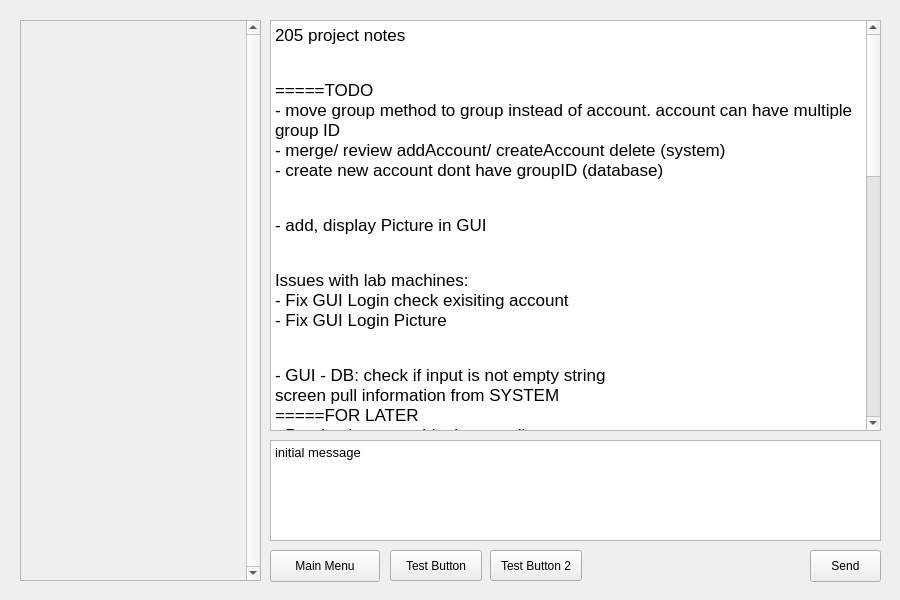
Old version of the form GUI/chatgui.ui in the repository thanhmvu/RocketRapport.
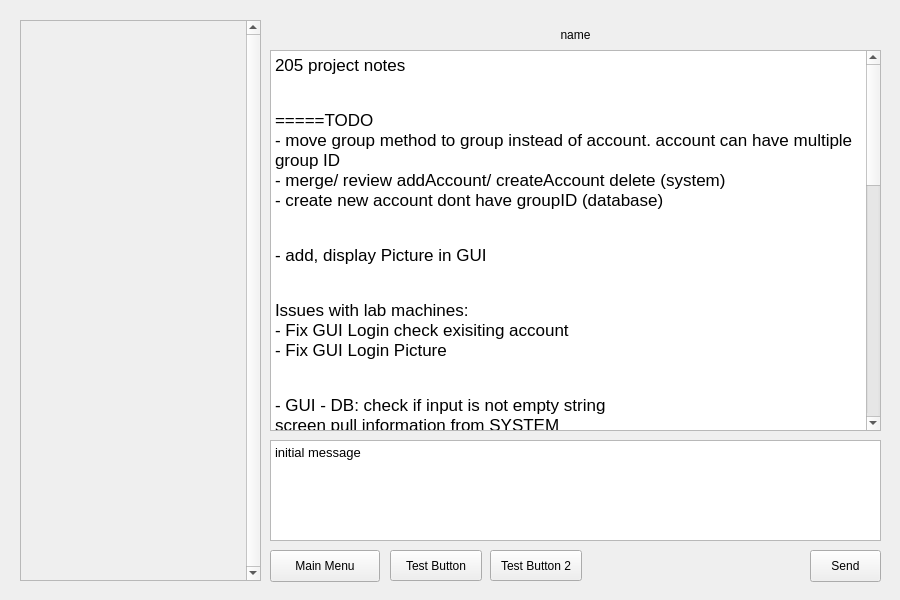
New version of the form.

Commit message: Implement storing messages to db in GUI

Diff of the .ui file:
```diff
--- a/GUI/chatgui.ui
+++ b/GUI/chatgui.ui
@@ -110,9 +110,9 @@
    <property name="geometry">
     <rect>
      <x>270</x>
-     <y>20</y>
+     <y>50</y>
      <width>611</width>
-     <height>411</height>
+     <height>381</height>
     </rect>
    </property>
    <property name="html">
@@ -192,6 +192,22 @@
     <string>Test Button 2</string>
    </property>
   </widget>
+  <widget class="QLabel" name="name_tag">
+   <property name="geometry">
+    <rect>
+     <x>270</x>
+     <y>24</y>
+     <width>611</width>
+     <height>21</height>
+    </rect>
+   </property>
+   <property name="text">
+    <string>name</string>
+   </property>
+   <property name="alignment">
+    <set>Qt::AlignCenter</set>
+   </property>
+  </widget>
  </widget>
  <resources/>
  <connections/>
```
The commit also changes 6 other files.
